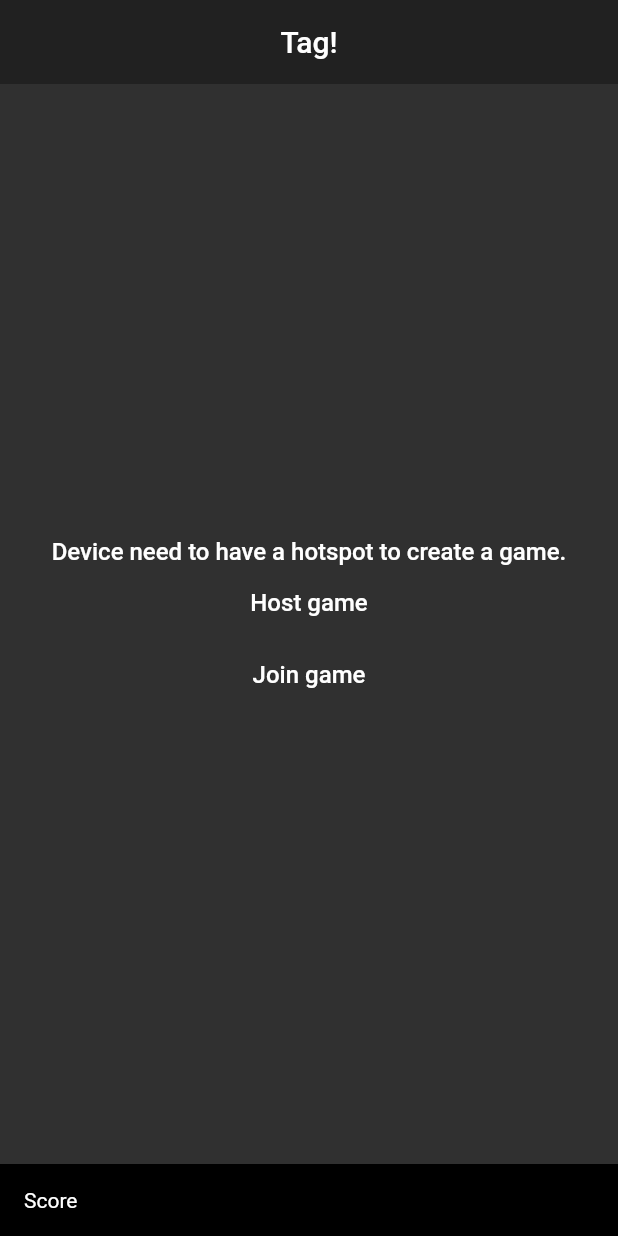
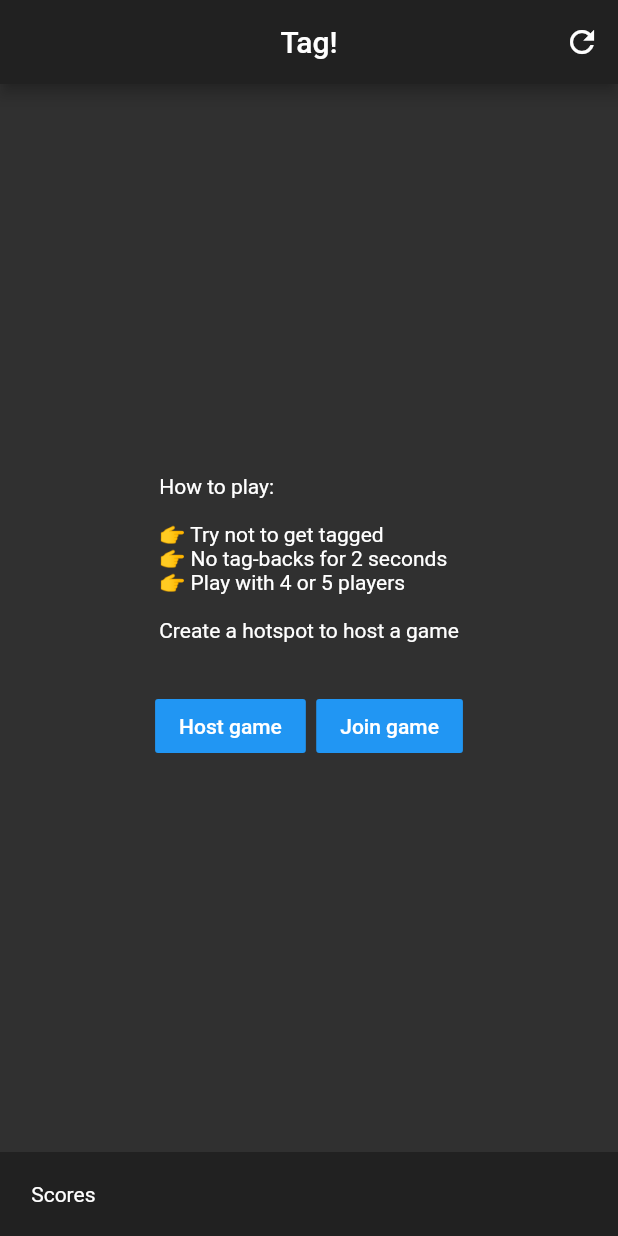
Before and after one commit to ajinasokan/tag, a Flutter app: the screen it shows after launch, after a tap on "Host game", on a phone screen of 412 x 824 dp. Run offline on Flutter 3.47's test engine with Material 2 defaults, Android fonts, the phone set to English and light mode, and no system bars; our stand-ins replace sensors; missing offline and left inert: wifi_ip; statements that could not run were skipped.

Commit message:
finished logic

```diff
--- /dev/null
+++ b/lib/game.dart
@@ -0,0 +1,175 @@
+import 'dart:io';
+import 'dart:math';
+import 'dart:async';
+import 'package:wifi_ip/wifi_ip.dart';
+import 'package:sensors/sensors.dart';
+import 'package:flutter/material.dart';
+
+var colors = [
+  Colors.blue,
+  Colors.red,
+  Colors.purple,
+  Colors.yellow,
+  Colors.teal,
+  Colors.grey[900]
+];
+
+var txt = [
+  "      Scores      ",
+  "Host game",
+  "Join game",
+  "How to play:\n\n👉 Try not to get tagged\n👉 No tag-backs for 2 seconds\n👉 Play with 4 or 5 players\n\n",
+  "Create a hotspot to host a game\n\n",
+  "Tag!",
+  "You are it!",
+  "You won!",
+  "You lost!",
+];
+
+// setState
+
+var updater = StreamController<int>.broadcast();
+update() => updater.add(0);
+
+// State
+
+get now => DateTime.now().millisecondsSinceEpoch;
+get random => Random().nextInt(255);
+
+class Player {
+  int id;
+  var b = <int>[random, random, 5];
+  get isTag => id == tag;
+  get x => b[0];
+  get y => b[1];
+  get score => b[2];
+  InternetAddress ip = InternetAddress.loopbackIPv4;
+}
+
+int port = 54321;
+int xMax = 143;
+int yMax = 255;
+int me;
+int winner = 6;
+int lastTag = 0;
+int lastTagTime = 0;
+int tag = 0;
+String title = txt[5];
+String message = txt[3];
+List<Player> players = [];
+
+Player player(int id) {
+  for (var i = players.length; i <= id; i++) players.add(Player());
+  return players[id]..id = id;
+}
+
+// I/O
+
+String server;
+RawDatagramSocket udp;
+
+init() async {
+  udp = await RawDatagramSocket.bind(InternetAddress.anyIPv4, 54321);
+  udp.writeEventsEnabled = false;
+  udp.listen(onData);
+
+  accelerometerEvents.listen((e) {
+    if (me == null || (e.x.abs() < 1 && e.y.abs() < 1)) return;
+    report(e.x.toInt(), e.y.toInt());
+  });
+}
+
+onData(_) {
+  var dg = udp.receive(), bin = dg.data, ip = dg.address;
+
+//  print("${ip.address} $bin");
+  if (bin[0] == 0 && me != null) {
+    // join request: 0
+    var id = players.indexWhere((p) => p.ip == ip);
+    if (id == -1) id = players.length;
+    enter(id, ip);
+    if (id < 6) player(id).ip = ip;
+  } else if (bin[0] == 1) {
+    // join response: 1, id
+    me = bin[1];
+    report(0, 0);
+  } else if (bin[0] == 2) {
+    // delta: 2, id, dx, dy
+    process(bin[1], bin[2] - 127, bin[3] - 127);
+  } else if (bin[0] == 3) {
+    // position: 3, tag, winner, x, y, score
+    tag = bin[1];
+    winner = bin[2];
+    for (var i = 3, id = 0; i < bin.length; i += 3, id++)
+      player(id).b = bin.sublist(i, i + 3);
+
+    title = tag == me ? txt[6] : txt[5];
+    if (player(me).score == 0) title = txt[8];
+    if (winner == me) title = txt[7];
+  }
+
+  update();
+}
+
+// Game logic
+
+reset() {
+  me = null;
+  winner = 6;
+  lastTag = 0;
+  lastTagTime = 0;
+  tag = 0;
+  title = txt[5];
+  message = txt[3];
+  players = [];
+  update();
+}
+
+get serverIP => InternetAddress("192.168.43.74");
+
+create() async {
+  var myIP = (await WifiIp.getWifiIp).ip;
+  if (myIP != "0.0.0.0") {
+    message = txt[3] + txt[4];
+    update();
+    return;
+  }
+  me = 0;
+  report(0, 0);
+  update();
+}
+
+join() => udp.send([0], serverIP, port);
+
+enter(id, ip) => udp.send([1, id], ip, port);
+report(dx, dy) => udp.send([2, me, dx + 127, dy + 127], serverIP, port);
+
+dist(Player a, Player b) => sqrt(pow(a.x - b.x, 2) + pow(a.y - b.y, 2));
+process(int id, int dx, int dy) {
+  var p = player(id);
+  p.b[0] = (p.x - dx).clamp(0, xMax);
+  p.b[1] = (p.y + dy).clamp(0, yMax);
+
+  for (var i = 0; i < players.length; i++) {
+    var p = player(i);
+    if (i != tag && p.score > 0 && dist(player(tag), p) < 15) {
+      if (i == lastTag && now - lastTagTime < 2000) continue;
+
+      p.b[2]--;
+      if (p.score != 0) {
+        lastTagTime = now;
+        lastTag = tag;
+        tag = i;
+      }
+      break;
+    }
+  }
+
+  int zeros = players.where((p) => p.score == 0).length;
+  int alive = players.indexWhere((p) => p.score != 0);
+  if (zeros == players.length - 1 && zeros > 0) winner = alive;
+
+  List<int> data = [3, tag, winner]..addAll(players.expand((p) => p.b));
+  players.forEach((p) => udp.send(data, p.ip, port));
+  update();
+}
--- a/lib/logic.dart
+++ /dev/null
@@ -1,135 +0,0 @@
-import 'dart:io';
-import 'dart:math';
-import 'dart:async';
-import 'package:wifi_ip/wifi_ip.dart';
-import 'package:sensors/sensors.dart';
-
-// State
-
-class Player {
-  var b = [0, 0, 0, 5];
-  get x => b[0];
-  get y => b[1];
-  get tag => b[2];
-  get score => b[3];
-  InternetAddress ip = InternetAddress.loopbackIPv4;
-}
-
-int xMax = 143;
-int yMax = 255;
-int myID;
-Player lastTag;
-String message;
-List<Player> players = [];
-
-Player player(int id) {
-  for (var i = players.length; i <= id; i++) players.add(Player());
-  return players[id];
-}
-// I/O
-
-String server;
-RawDatagramSocket udp;
-
-initServer() async {
-  udp = await RawDatagramSocket.bind(InternetAddress.anyIPv4, 54321);
-  udp.writeEventsEnabled = false;
-  udp.listen(onData);
-}
-
-onData(_) {
-  var dg = udp.receive(), bin = dg.data, ip = dg.address;
-
-  print("${ip.address} $bin");
-  if (bin[0] == 0 && myID != null) {
-    // join request: 0
-    var id = players.indexWhere((p) => p.ip == ip);
-    if (id == -1) id = players.length;
-    udp.send([1, id], ip, 54321);
-    if (id < 6) player(id).ip = ip;
-  } else if (bin[0] == 1) {
-    // join response: 1, id
-    myID = bin[1];
-    udp.send([2, myID, 127, 127], ip, 54321);
-  } else if (bin[0] == 2) {
-    // delta: 2, id, dx, dy
-    process(bin[1], bin[2] - 127, bin[3] - 127);
-  } else if (bin[0] == 3) {
-    // position: 3, x, y, tag, score
-    for (var i = 1, id = (i - 1) ~/ 4; i < bin.length; i += 4)
-      player(id).b = bin.sublist(i);
-  }
-
-  update();
-}
-
-initSensors() async {
-  accelerometerEvents.listen((e) async {
-    if (myID == null) return;
-    var x = e.x.toInt(), y = e.y.toInt();
-    if (x == 0 && y == 0) return;
-    udp.send([2, myID, x + 127, y + 127], await serverIP, 54321);
-  });
-}
-
-// Widget updations
-
-var updater = StreamController<Null>.broadcast();
-update() => updater.add(null);
-
-// Game logic
-
-reset() async {
-  message = "";
-  myID = null;
-  players.clear();
-  update();
-}
-
-create() async {
-  var myIP = (await WifiIp.getWifiIp).ip;
-  if (myIP != "0.0.0.0") {
-    message = "Device need to have a hotspot to create a game.";
-    update();
-    return;
-  }
-  myID = 0;
-  player(0).b[2] = 1;
-  update();
-}
-
-get serverIP async => InternetAddress("192.168.43.209");
-
-join() async => udp.send([0], await serverIP, 54321);
-
-dist(Player a, Player b) => sqrt(pow(a.x - b.x, 2) + pow(a.y - b.y, 2));
-
-process(int id, int dx, int dy) {
-  // print("process $id, $dx, $dy");
-  if (player(id).score == 0) return;
-
-  player(id).b[0] = (player(id).x - dx).clamp(0, xMax);
-  player(id).b[1] = (player(id).y + dy).clamp(0, yMax);
-
-  var tag = players.firstWhere((p) => p.tag == 1);
-
-  for (var i = 0; i < players.length; i++) {
-    var p = player(i);
-    if (p != lastTag && p != tag && p.score > 0 && dist(tag, p) < 15) {
-      p.b[3]--;
-      // lastTag = tag;
-
-      if (p.score != 0) {
-        tag.b[2] = 0;
-        p.b[2] = 1;
-      }
-      break;
-    }
-  }
-
-  List<int> data = [3];
-  players.forEach((p) => data.addAll(p.b));
-
-  players.forEach((p) => udp.send(data, p.ip, 54321));
-  update();
-}
--- a/lib/main.dart
+++ b/lib/main.dart
@@ -1,78 +1,79 @@
 import 'package:flutter/material.dart';
-import 'package:flutter/cupertino.dart';
 import 'package:flutter/services.dart';
-import 'resources.dart';
-import 'logic.dart';
+import 'game.dart';
 
-void main() {
+main() {
   SystemChrome.setEnabledSystemUIOverlays([]);
   SystemChrome.setPreferredOrientations([DeviceOrientation.portraitUp]);
-  reset();
-  initSensors();
-  initServer();
-  runApp(app());
+  init();
+  runApp(StreamBuilder(stream: updater.stream, builder: (c, s) => app()));
 }
 
-scoreItem(Player data) {
-  return Row(
-    children: <Widget>[
-      Icon(Icons.lens, size: 16),
-      Text(" " + data.score.toString(), style: smallText)
-    ],
-  );
-}
-
-playerItem(Player d, BoxConstraints con) {
-  return Positioned(
-    left: con.maxWidth * d.x / xMax - 16,
-    top: con.maxHeight * d.y / yMax - 16,
-    child: Icon(Icons.lens, size: 32),
-  );
-}
-
-button(String title, VoidCallback onTap) {
-  return FlatButton(onPressed: onTap, child: Text(title, style: smallText));
-}
-
-startMenu() {
-  if (myID != null) return Container();
-  return Center(
-    child: Column(
-      mainAxisSize: MainAxisSize.min,
-      children: <Widget>[
-        message != null ? Text(message, style: smallText) : Container(),
-        button("Host game", create),
-        button("Join game", join),
-      ],
-    ),
+app() {
+  return MaterialApp(
+    debugShowCheckedModeBanner: false,
+    theme: ThemeData.dark(),
+    home: home(),
   );
 }
 
 home() {
   return Scaffold(
-    appBar: AppBar(title: Text("Tag!"), elevation: 0, centerTitle: true),
+    appBar: AppBar(
+      title: Text(title),
+      centerTitle: true,
+      backgroundColor: me == null ? null : colors[me],
+      actions: [IconButton(icon: Icon(Icons.refresh), onPressed: reset)],
+    ),
     bottomNavigationBar: Container(
-      color: Colors.black,
-      padding: EdgeInsets.all(16),
+      color: colors[5],
+      height: 56,
       child: Row(
-        children: [Text("Score   ")]..addAll(players.map((p) => scoreItem(p))),
+        children: [Text(txt[0])]..addAll(players.map((p) => score(p))),
       ),
     ),
-    body: LayoutBuilder(builder: (_, con) {
-      return Stack(
-        children: [Positioned.fill(child: startMenu())]
-          ..addAll(players.map((p) => playerItem(p, con))),
-      );
-    }),
+    body: LayoutBuilder(
+      builder: (_, con) => Stack(
+            children: [menu()]..addAll(players.map((p) => playerItem(p, con))),
+          ),
+    ),
   );
 }
 
-app() {
-  return MaterialApp(
-    theme: ThemeData.dark(),
-    home: StreamBuilder(
-      stream: updater.stream,
-      builder: (c, s) => home(),
+menu() {
+  if (me != null) return Container();
+  return Positioned.fill(
+    child: Center(
+      child: Column(
+        mainAxisSize: MainAxisSize.min,
+        children: [
+          Text(message),
+          row([button(txt[1], create), Text("  "), button(txt[2], join)])
+        ],
+      ),
     ),
   );
 }
+
+circle(size, color, tag) => Icon(tag ? Icons.radio_button_checked : Icons.lens,
+    size: size / 1, color: color);
+
+playerItem(Player p, BoxConstraints con) {
+  return Positioned(
+    left: con.maxWidth * p.x / 143 - 16,
+    top: con.maxHeight * p.y / 255 - 16,
+    child: circle(p.score == 0 ? 0 : 32, colors[p.id], p.isTag),
+  );
+}
+
+score(Player p) =>
+    row([circle(16, colors[p.id], p.isTag), Text(" ${p.score}      ")]);
+
+button(String title, VoidCallback onTap) {
+  return FlatButton(onPressed: onTap, color: colors[0], child: Text(title));
+}
+
+row(List<Widget> children) => Row(
+    mainAxisSize: MainAxisSize.min,
+    crossAxisAlignment: CrossAxisAlignment.center,
+    children: children);
```
Also changed, not shown: lib/resources.dart (deleted, +0 -10 lines).
